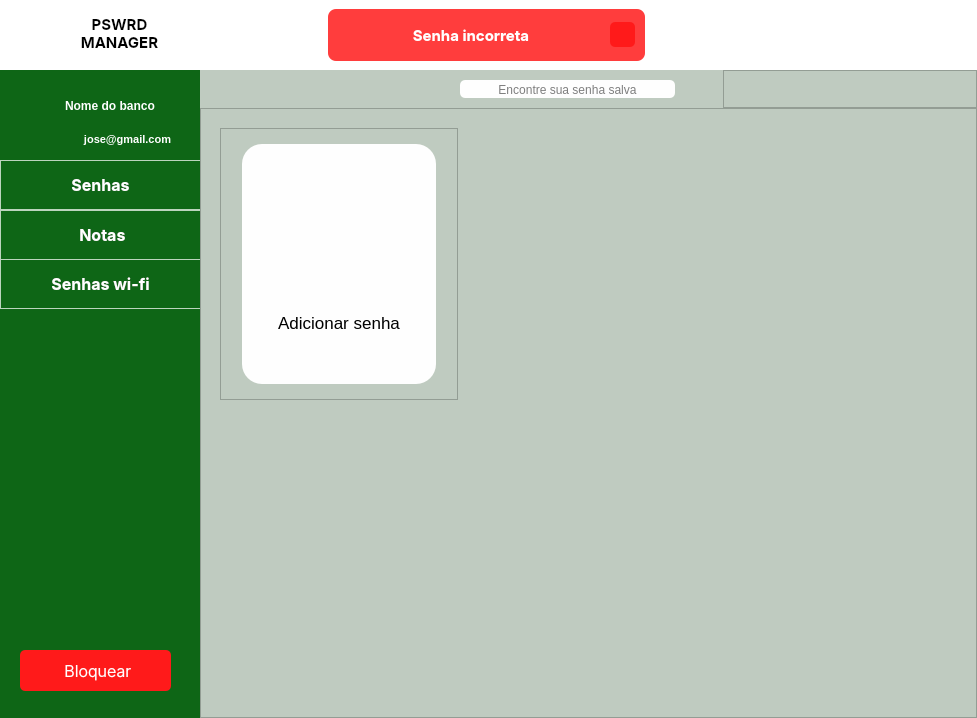
The window that QtDesigner/filesUI/mainMenuWidget.ui (lrafaelz/PSWRD-Manager) describes before a commit, drawn with Qt 5.
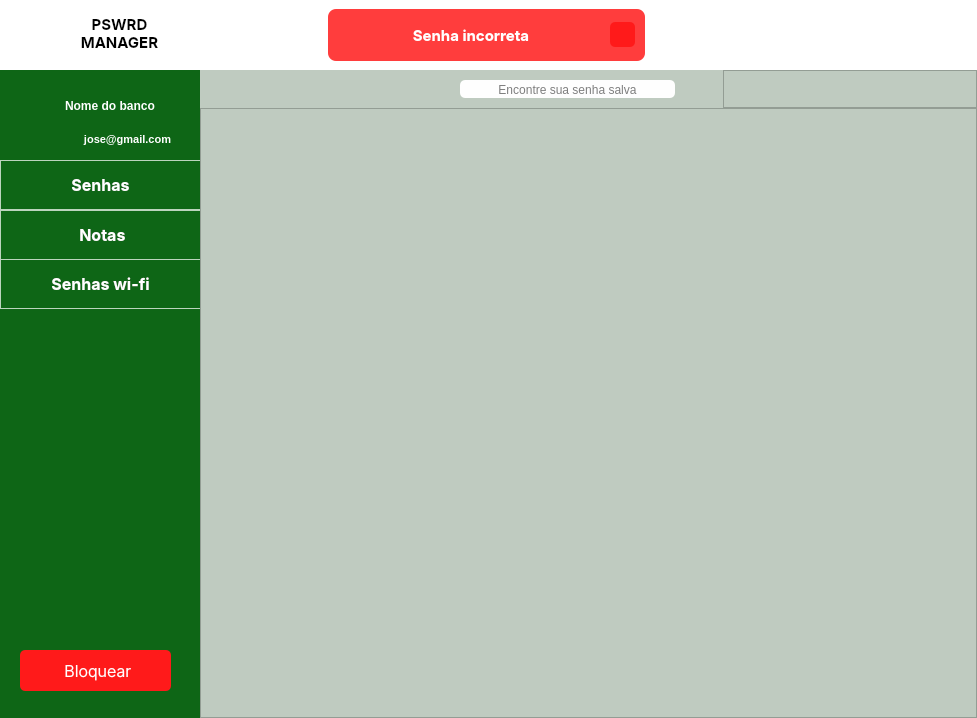
The same window after the commit. Icons and pictures are not drawn.

Commit message: PSWRD Manager Final Version

What changed in the file:
```diff
--- a/QtDesigner/filesUI/mainMenuWidget.ui
+++ b/QtDesigner/filesUI/mainMenuWidget.ui
@@ -1040,151 +1040,6 @@
                  <height>16777215</height>
                 </size>
                </property>
-               <widget class="QFrame" name="frame_PSWRDItem">
-                <property name="geometry">
-                 <rect>
-                  <x>10</x>
-                  <y>10</y>
-                  <width>238</width>
-                  <height>272</height>
-                 </rect>
-                </property>
-                <property name="minimumSize">
-                 <size>
-                  <width>238</width>
-                  <height>272</height>
-                 </size>
-                </property>
-                <property name="maximumSize">
-                 <size>
-                  <width>238</width>
-                  <height>272</height>
-                 </size>
-                </property>
-                <property name="frameShape">
-                 <enum>QFrame::StyledPanel</enum>
-                </property>
-                <property name="frameShadow">
-                 <enum>QFrame::Raised</enum>
-                </property>
-                <property name="lineWidth">
-                 <number>0</number>
-                </property>
-                <widget class="QPushButton" name="pushButton_addNewPSWRD">
-                 <property name="enabled">
-                  <bool>true</bool>
-                 </property>
-                 <property name="geometry">
-                  <rect>
-                   <x>22</x>
-                   <y>16</y>
-                   <width>194</width>
-                   <height>240</height>
-                  </rect>
-                 </property>
-                 <property name="minimumSize">
-                  <size>
-                   <width>194</width>
-                   <height>240</height>
-                  </size>
-                 </property>
-                 <property name="maximumSize">
-                  <size>
-                   <width>194</width>
-                   <height>240</height>
-                  </size>
-                 </property>
-                 <property name="font">
-                  <font>
-                   <family>Inter</family>
-                   <pointsize>13</pointsize>
-                   <weight>9</weight>
-                   <italic>false</italic>
-                   <bold>false</bold>
-                  </font>
-                 </property>
-                 <property name="contextMenuPolicy">
-                  <enum>Qt::NoContextMenu</enum>
-                 </property>
-                 <property name="styleSheet">
-                  <string notr="true">QPushButton{
-	background-color: rgb(254, 254, 254);
-	font: 75 13pt &quot;Inter&quot;;
-
-	border-radius: 20px;
-}
-
-QPushButton:hover{
-	background-color: rgb(235, 235, 235);
-}
-
-QPushButton:hover:pressed{
-	background-color: rgb(255, 255, 255);
-}
-
-</string>
-                 </property>
-                 <property name="text">
-                  <string/>
-                 </property>
-                 <property name="icon">
-                  <iconset resource="QTImages.qrc">
-                   <normaloff>:/AddPSWRD/Images/add_circled.svg</normaloff>:/AddPSWRD/Images/add_circled.svg</iconset>
-                 </property>
-                 <property name="iconSize">
-                  <size>
-                   <width>80</width>
-                   <height>80</height>
-                  </size>
-                 </property>
-                 <property name="checkable">
-                  <bool>false</bool>
-                 </property>
-                 <property name="autoRepeat">
-                  <bool>false</bool>
-                 </property>
-                 <property name="autoExclusive">
-                  <bool>false</bool>
-                 </property>
-                </widget>
-                <widget class="QLabel" name="label_2">
-                 <property name="geometry">
-                  <rect>
-                   <x>39</x>
-                   <y>180</y>
-                   <width>160</width>
-                   <height>31</height>
-                  </rect>
-                 </property>
-                 <property name="font">
-                  <font>
-                   <family>MS Shell Dlg 2</family>
-                   <pointsize>13</pointsize>
-                   <weight>50</weight>
-                   <italic>false</italic>
-                   <bold>false</bold>
-                   <underline>false</underline>
-                   <strikeout>false</strikeout>
-                   <kerning>true</kerning>
-                  </font>
-                 </property>
-                 <property name="autoFillBackground">
-                  <bool>false</bool>
-                 </property>
-                 <property name="styleSheet">
-                  <string notr="true">background-color: rgba(0,0,0,0%)</string>
-                 </property>
-                 <property name="frameShape">
-                  <enum>QFrame::NoFrame</enum>
-                 </property>
-                 <property name="frameShadow">
-                  <enum>QFrame::Plain</enum>
-                 </property>
-                 <property name="text">
-                  <string>&lt;html&gt;&lt;head/&gt;&lt;body&gt;&lt;p align=&quot;center&quot;&gt;Adicionar senha&lt;/p&gt;&lt;/body&gt;&lt;/html&gt;</string>
-                 </property>
-                </widget>
-               </widget>
               </widget>
              </item>
             </layout>
```
The commit also changes 22 other files.
